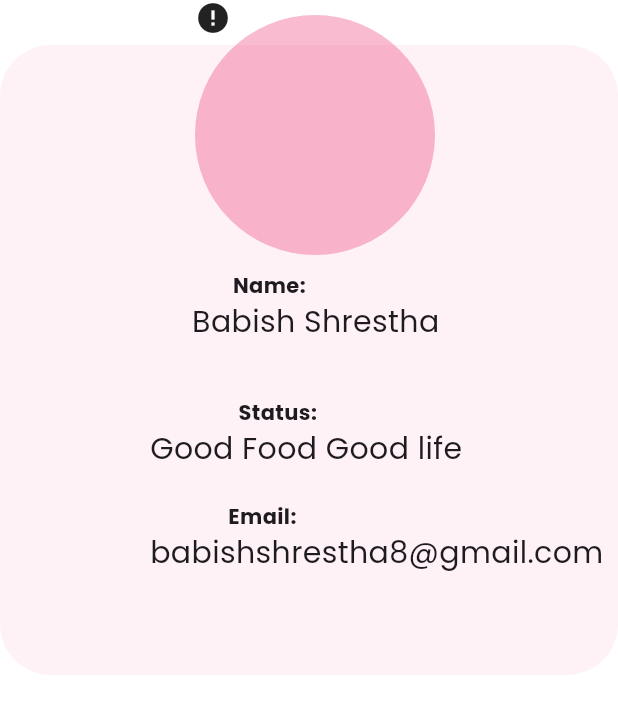
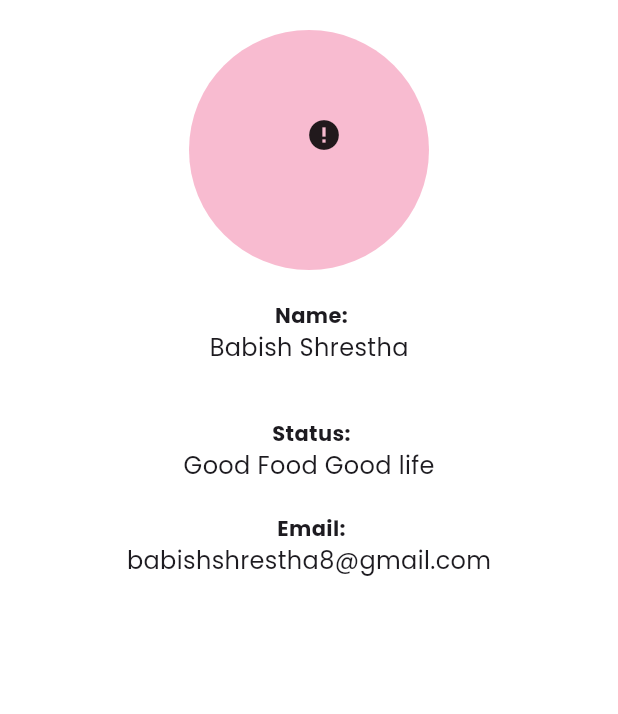
Before and after one commit to BabishShrestha/flutter_chef, a Flutter app: the Profile widget shown alone on an empty page, opened directly, on a phone screen of 412 x 824 dp. Shown: the top 714 px of the screen. Run offline on Flutter 3.47's test engine with Material 3 defaults, Android fonts, the phone set to English and light mode, and no system bars; drawn by our look-alikes of auto_size_text, cached_network_image; our stand-ins replace dartz, dio, flutter_riverpod, flutter_screenutil, font_awesome_flutter, freezed_annotation and 5 more; missing offline and left inert: webview_flutter_android, webview_flutter_wkwebview; network calls fail.

Commit message:
fix: profile Ui issue, and back navigation issue in detail screen

```diff
--- a/lib/core/shared/constants.dart
+++ b/lib/core/shared/constants.dart
@@ -23,6 +23,6 @@ IconData icon = FontAwesomeIcons.heart;
 final kProfileTitlestyle = GoogleFonts.poppins();
 
 final kProfileTextstyle = GoogleFonts.poppins(
-  fontSize: 20,
+  fontSize: 16,
   fontWeight: FontWeight.normal,
 );
--- a/lib/features/profile/profile.dart
+++ b/lib/features/profile/profile.dart
@@ -8,30 +8,18 @@ class Profile extends StatelessWidget {
 
   @override
   Widget build(BuildContext context) {
-    return ListView(
+    return SafeArea(
+      minimum: const EdgeInsets.only(top: 20, left: 20, right: 20),
+      child: ListView(
         children: [
           Column(
+            mainAxisAlignment: MainAxisAlignment.start,
             children: [
-            SizedBox(
-              height: 450,
-              width: double.maxFinite,
-              child: Stack(
+              Stack(
+                alignment: Alignment.center,
                 children: <Widget>[
-                  // Big light background
+                  // Rounded background
                   Container(
-                    margin: const EdgeInsets.only(top: 30),
-                    height: double.maxFinite,
-                    width: double.maxFinite,
-                    decoration: BoxDecoration(
-                      borderRadius: BorderRadius.circular(34),
-                      color: kPrimaryColor.withOpacity(.06),
-                    ),
-                  ),
-                  // Rounded background
-                  Positioned(
-                    top: 10,
-                    left: 130,
-                    child: Container(
                     height: 160,
                     width: 160,
                     decoration: BoxDecoration(
@@ -39,11 +27,10 @@ class Profile extends StatelessWidget {
                       color: kPrimaryColor.withOpacity(.3),
                     ),
                   ),
-                  ),
                   // Food Image
 
                   Container(
-                    margin: const EdgeInsets.only(left: 130),
+                    margin: const EdgeInsets.only(left: 20, bottom: 20),
                     decoration: const BoxDecoration(shape: BoxShape.circle),
                     child: CachedNetworkImage(
                       imageUrl: imageUrl,
@@ -62,20 +49,20 @@ class Profile extends StatelessWidget {
                           const Icon(Icons.error),
                     ),
                   ),
-
-                  Container(
-                    margin: const EdgeInsets.only(left: 100),
-                    padding: const EdgeInsets.only(top: 180),
-                    child: const Column(
+                ],
+              ),
+              const SizedBox(
+                height: 20,
+              ),
+              const Column(
+                crossAxisAlignment: CrossAxisAlignment.center,
                 children: <Widget>[
-                        BuildProfile(
-                            text: 'Name', subtext: '     Babish Shrestha'),
+                  BuildProfile(text: 'Name', subtext: 'Babish Shrestha'),
                   SizedBox(height: 16),
                   SizedBox(
                     height: 20,
                   ),
-                        BuildProfile(
-                            text: 'Status', subtext: 'Good Food Good life'),
+                  BuildProfile(text: 'Status', subtext: 'Good Food Good life'),
                   SizedBox(
                     height: 20,
                   ),
@@ -83,16 +70,10 @@ class Profile extends StatelessWidget {
                       text: 'Email', subtext: 'babishshrestha8@gmail.com')
                 ],
               ),
+            ],
           ),
         ],
       ),
-            ),
-            const SizedBox(
-              height: 20,
-            ),
-          ],
-        ),
-      ],
     );
   }
 }
@@ -106,34 +87,20 @@ class BuildProfile extends StatelessWidget {
   @override
   Widget build(BuildContext context) {
     return Column(
-      crossAxisAlignment: CrossAxisAlignment.start,
       children: <Widget>[
-        Row(
-          mainAxisAlignment: MainAxisAlignment.start,
-          children: <Widget>[
-            Align(
-              widthFactor: 3,
-              child: Text(
+        Text(
           ' $text:',
           style: kProfileTitlestyle.copyWith(fontWeight: FontWeight.bold),
-              ),
         ),
         const SizedBox(
           width: 10,
         ),
-          ],
-        ),
-        Row(
-          mainAxisAlignment: MainAxisAlignment.start,
-          children: [
-            Align(
-              child: AutoSizeText(
+        Text(
           subtext,
+          overflow: TextOverflow.ellipsis,
+          softWrap: true,
           style: kProfileTextstyle,
           maxLines: 3,
-              ),
-            ),
-          ],
         ),
       ],
     );
--- a/lib/features/recipe/recipe_home_screen.dart
+++ b/lib/features/recipe/recipe_home_screen.dart
@@ -88,8 +88,7 @@ class _HomepageState extends ConsumerState<RecipeHomeView> {
                               height: MediaQuery.of(context).size.height * 0.25,
                               width: MediaQuery.of(context).size.width,
                               onTap: () {
-                                Navigator.push(
-                                  context,
+                                Navigator.of(context).push(
                                   MaterialPageRoute(builder: (context) {
                                     return RecipeWebView(
                                       url: recipe.content?.details
--- a/lib/features/recipe_detail/recipe_detail_webview.dart
+++ b/lib/features/recipe_detail/recipe_detail_webview.dart
@@ -34,6 +34,7 @@ class RecipeWebView extends ConsumerWidget {
     return Scaffold(
         appBar: const FlutterChefAppBar(
           title: 'Recipe Details',
+          showBackButton: true,
         ),
         body: Consumer(
           builder: (context, ref, child) {
```
Lines whose indentation alone changed are shown as unchanged.
